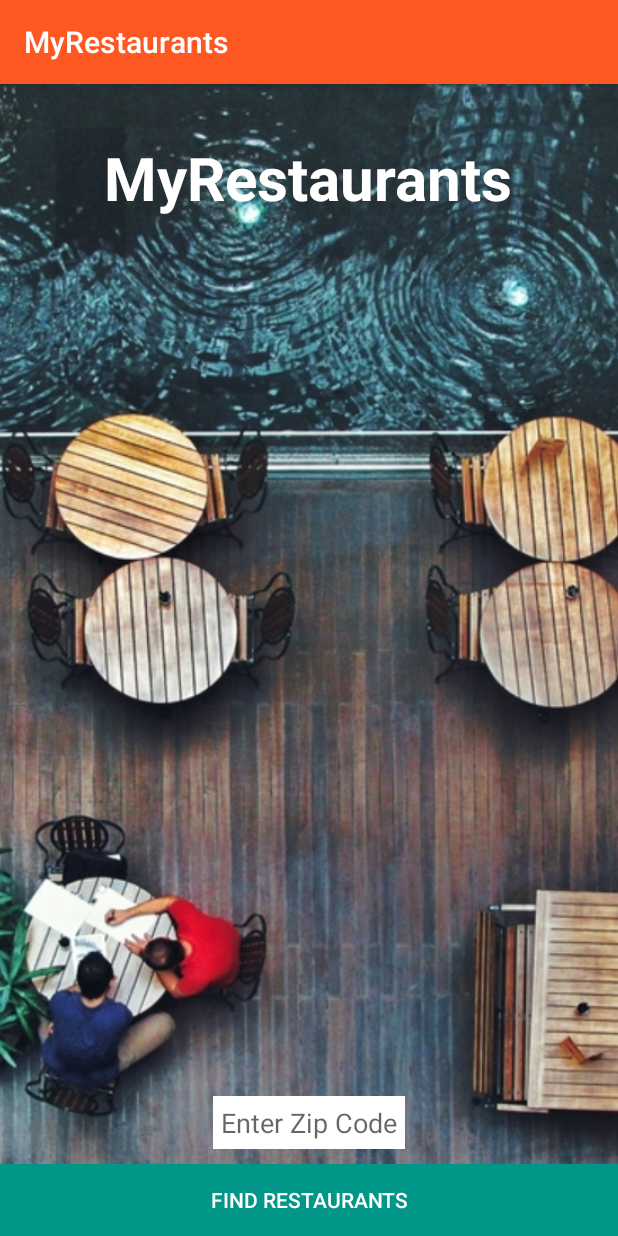
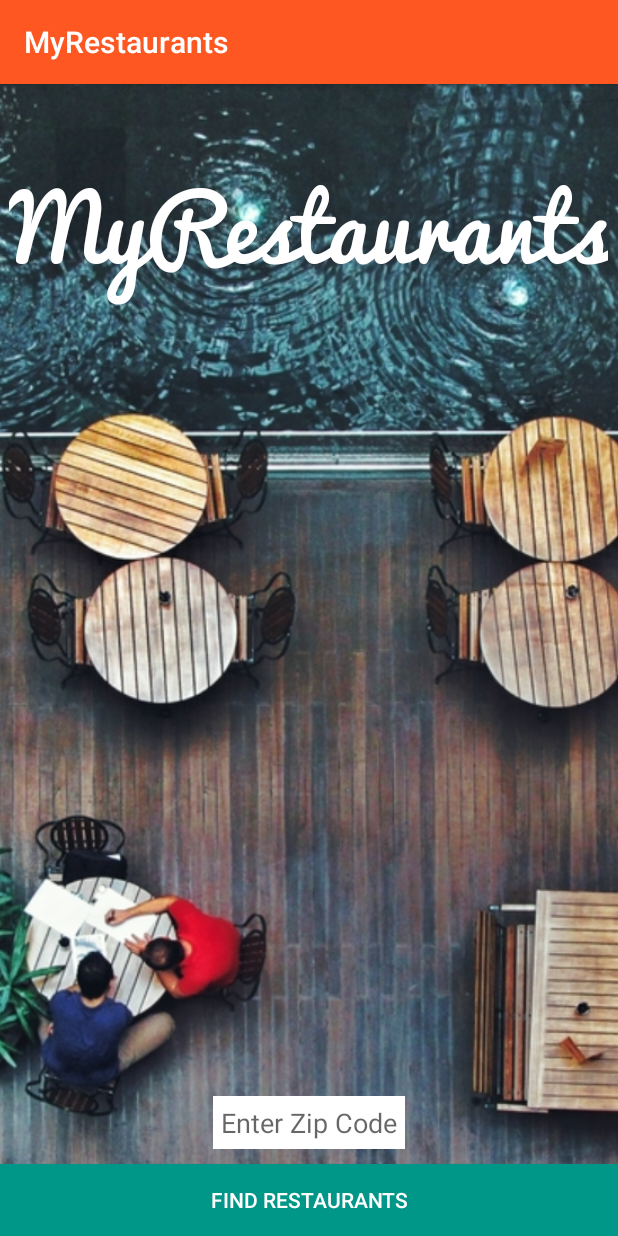
Before and after one commit to Edgarcho/MyRestaurants, an Android app: the screen it shows after launch (MainActivity), on a phone screen of 412 x 824 dp. Run offline under Robolectric (Android 15) with nearby library versions, the phone set to English and light mode, and no system bars.

Commit message:
Add custom font to main activity

```diff
--- a/app/src/main/java/com/epicodus/myrestaurants/MainActivity.java
+++ b/app/src/main/java/com/epicodus/myrestaurants/MainActivity.java
@@ -1,22 +1,29 @@
 package com.epicodus.myrestaurants;
 
 import android.content.Intent;
+import android.graphics.Typeface;
 import android.support.v7.app.AppCompatActivity;
 import android.os.Bundle;
 import android.util.Log;
 import android.view.View;
 import android.widget.Button;
 import android.widget.EditText;
+import android.widget.TextView;
 import android.widget.Toast;
 
 public class MainActivity extends AppCompatActivity {
     private Button mFindRestaurantsButton;
     private EditText mLocationEditText;
+    private TextView mAppNameTextView;
 
     @Override
     protected void onCreate(Bundle savedInstanceState) {
         super.onCreate(savedInstanceState);
         setContentView(R.layout.activity_main);
+        mAppNameTextView = (TextView) findViewById(R.id.appNameTextView);
+        Typeface pacificoFont = Typeface.createFromAsset(getAssets(), "fonts/pacifico.ttf");
+        mAppNameTextView.setTypeface(pacificoFont);
+
         mLocationEditText = (EditText) findViewById(R.id.locationEditText);
         mFindRestaurantsButton = (Button) findViewById(R.id.findRestaurantsButton);
 
--- a/app/src/main/res/layout/activity_main.xml
+++ b/app/src/main/res/layout/activity_main.xml
@@ -21,7 +21,7 @@
         android:layout_marginTop="35dp"
         android:text="MyRestaurants"
         android:textColor="@color/colorTextIcons"
-        android:textSize="40sp"
+        android:textSize="60sp"
         android:textStyle="bold" />
 
     <EditText
```
Also changed, not shown: app/src/main/assets/fonts/pacifico.ttf (added).
